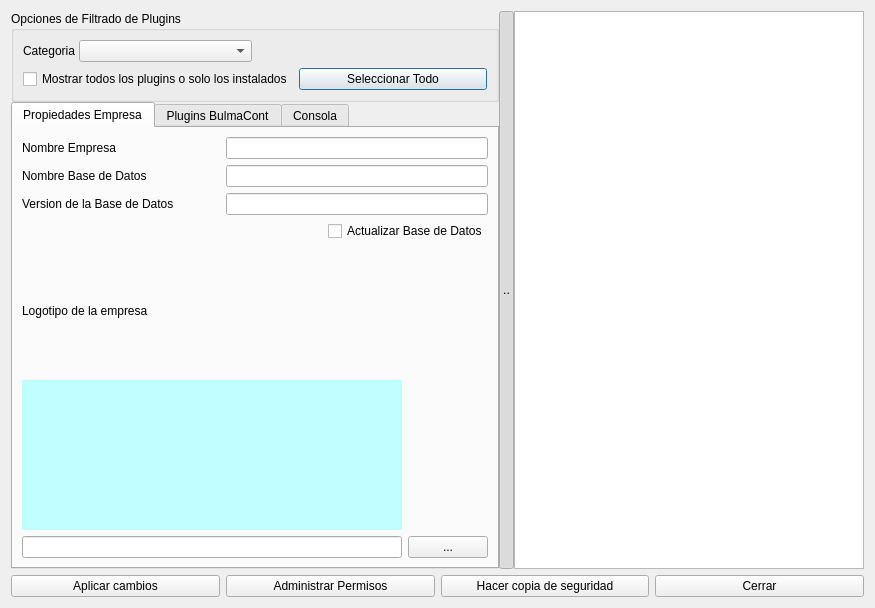
Before: the Qt Designer form bulmages/bulmasetup/modificarcontabilidadbase.ui in eboladev/Bulmages-1, drawn with Qt 5.
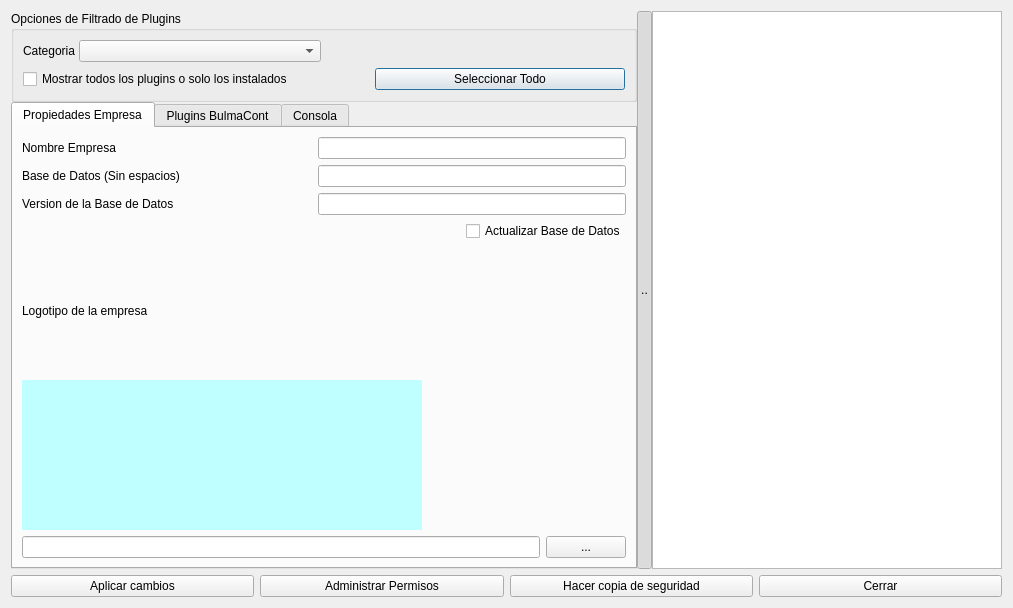
After: the same form once the commit is applied. Icons and pictures are not drawn.

```diff
--- a/bulmages/bulmasetup/modificarcontabilidadbase.ui
+++ b/bulmages/bulmasetup/modificarcontabilidadbase.ui
@@ -6,7 +6,7 @@
    <rect>
     <x>0</x>
     <y>0</y>
-    <width>875</width>
+    <width>1013</width>
     <height>608</height>
    </rect>
   </property>
@@ -146,7 +146,7 @@
            <item row="1" column="0" colspan="2">
             <widget class="QLabel" name="label_2">
              <property name="text">
-              <string>Nombre Base de Datos</string>
+              <string>Base de Datos (Sin espacios)</string>
              </property>
              <property name="buddy">
               <cstring>mui_nomdb</cstring>
```
Left out of the diff: 4 changed lines with no effect on the pictures.
